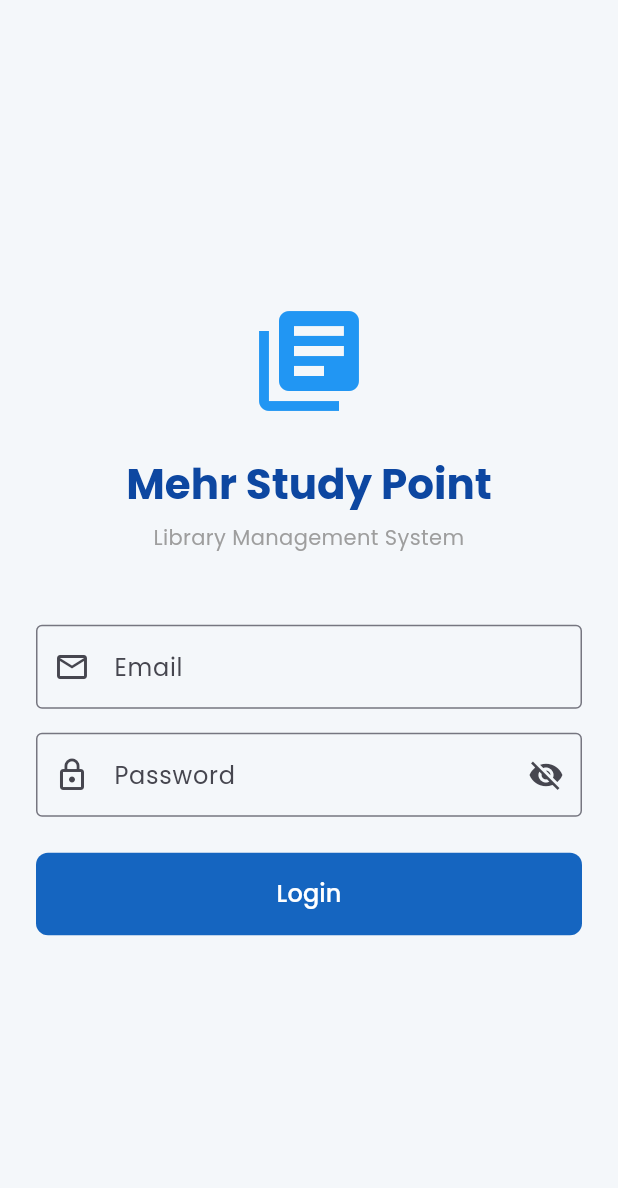
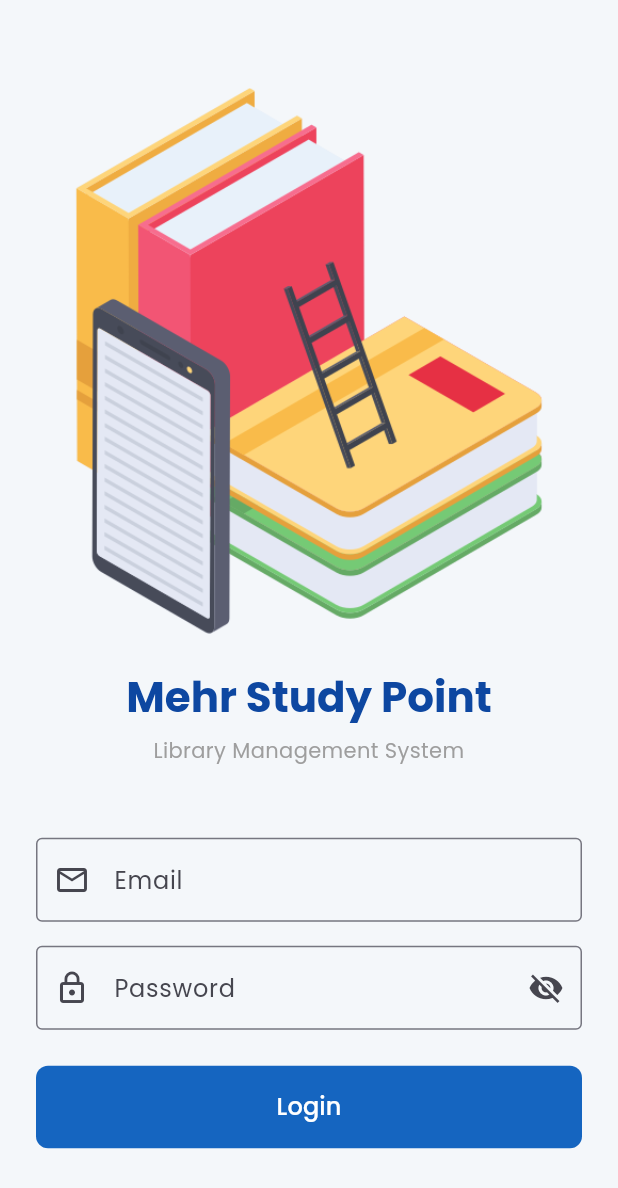
Before and after one commit to Sarmad24x/Mehr-Study-Point, a Flutter app: the LoginScreen screen opened directly, on a phone screen of 412 x 824 dp. Shown: the top 1188 px of the screen. Run offline on Flutter 3.47's test engine with Material 3 defaults, Android fonts, the phone set to English and light mode, and no system bars; our stand-ins replace cloud_firestore, equatable, firebase_auth, firebase_core, fl_chart, flutter_riverpod and 5 more; accounts and stored records are empty.

Commit message:
added icon on splash and login screen

```diff
--- a/mehr_study_point/lib/screens/auth/login_screen.dart
+++ b/mehr_study_point/lib/screens/auth/login_screen.dart
@@ -57,10 +57,13 @@ class _LoginScreenState extends ConsumerState<LoginScreen> {
               mainAxisAlignment: MainAxisAlignment.center,
               crossAxisAlignment: CrossAxisAlignment.stretch,
               children: [
-                const Icon(
-                  Icons.library_books,
-                  size: 80,
-                  color: Colors.blue,
+                ClipRRect(
+                  borderRadius: BorderRadius.circular(30),
+                  child: Image.asset(
+                    'assets/images/app_icon.png',
+
+                    fit: BoxFit.cover,
+                  ),
                 ),
                 const SizedBox(height: 24),
                 Text(
--- a/mehr_study_point/pubspec.yaml
+++ b/mehr_study_point/pubspec.yaml
@@ -54,6 +54,8 @@ dev_dependencies:
 
 flutter:
   uses-material-design: true
+  assets:
+    - assets/images/
 
 flutter_launcher_icons:
   android: "launcher_icon"
```
Also changed, not shown: mehr_study_point/lib/screens/splash_screen.dart (+8 -4 lines).
